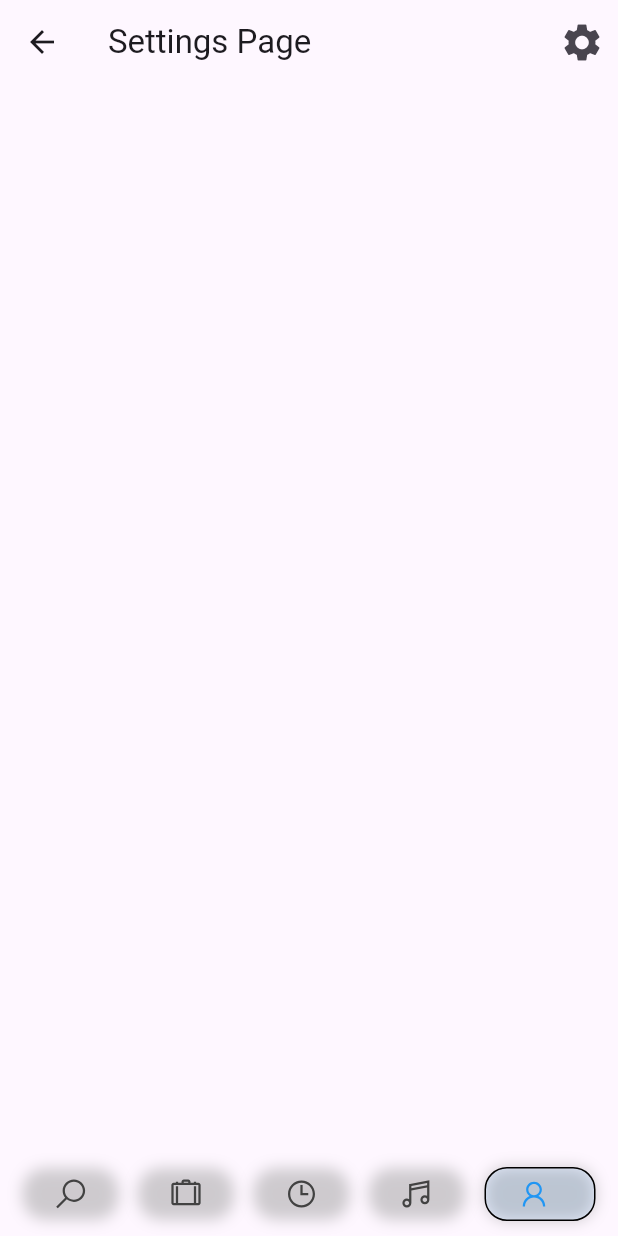
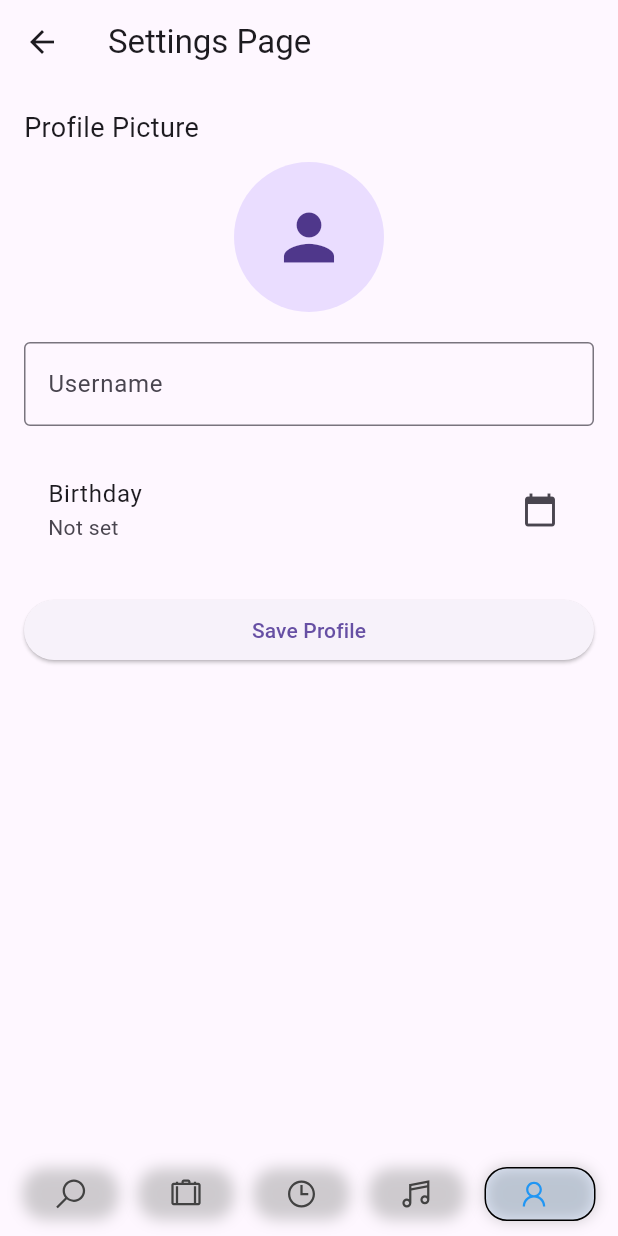
Before and after one commit to zpand26/Final_Project_SE-24, a Flutter app: the NavBar screen opened by its route, item 5 of the bottom bar chosen, on a phone screen of 412 x 824 dp. Run offline on Flutter 3.47's test engine with Material 3 defaults, Android fonts, the phone set to English and light mode, and no system bars; drawn by our look-alikes of google_nav_bar; our stand-ins replace cloud_firestore, csv, firebase_auth, firebase_core, google_sign_in, line_icons; missing offline and left inert: search_app_bar_page; accounts and stored records are empty.

Commit message:
added profile page, haven't implemented firebase yet

```diff
--- a/lib/models/settings_page_model.dart
+++ b/lib/models/settings_page_model.dart
@@ -0,0 +1,31 @@
+class SettingsPageModel {
+  String? username;
+  DateTime? birthday;
+  String? profilePictureUrl;
+
+  SettingsPageModel({
+    this.username,
+    this.birthday,
+    this.profilePictureUrl,
+  });
+
+  // Method to save user data (could be connected to Firebase Firestore in the future)
+  Map<String, dynamic> toMap() {
+    return {
+      'username': username,
+      'birthday': birthday?.toIso8601String(),
+      'profilePictureUrl': profilePictureUrl,
+    };
+  }
+
+  // Method to load user data from a map (useful for Firebase integration)
+  factory SettingsPageModel.fromMap(Map<String, dynamic> map) {
+    return SettingsPageModel(
+      username: map['username'] as String?,
+      birthday: map['birthday'] != null
+          ? DateTime.parse(map['birthday'])
+          : null,
+      profilePictureUrl: map['profilePictureUrl'] as String?,
+    );
+  }
+}
--- a/lib/presenters/settings_page_presenter.dart
+++ b/lib/presenters/settings_page_presenter.dart
@@ -0,0 +1,26 @@
+import '../models/settings_page_model.dart';
+
+class SettingsPagePresenter {
+  final SettingsPageModel model;
+
+  SettingsPagePresenter(this.model);
+
+  // Methods to update user details
+  void updateUsername(String newUsername) {
+    model.username = newUsername;
+  }
+
+  void updateBirthday(DateTime newBirthday) {
+    model.birthday = newBirthday;
+  }
+
+  void updateProfilePicture(String newUrl) {
+    model.profilePictureUrl = newUrl;
+  }
+
+  // Method to save the model data (placeholder for Firebase/Firestore logic)
+  void saveData() {
+    // Implement Firebase or local storage save logic here
+    print('Data saved: ${model.toMap()}');
+  }
+}
--- a/lib/views/nav_bar.dart
+++ b/lib/views/nav_bar.dart
@@ -1,24 +1,27 @@
 import 'package:flutter/material.dart';
 import 'package:google_nav_bar/google_nav_bar.dart';
 import 'package:line_icons/line_icons.dart';
-import 'package:northstars_final/views/search_view.dart';
-import 'settings_page_view.dart';
+import '../views/search_view.dart';
+import '../views/settings_page_view.dart';
+import '../models/settings_page_model.dart';
+import '../presenters/settings_page_presenter.dart';
 import '../presenters/theme_presenter.dart';
-//import '../presenters/search_presenter.dart';
-//import 'search_view.dart';
+import '../presenters/search_presenter.dart';
+import '../presenters/job_search_presenter.dart';
 import 'package:firebase_auth/firebase_auth.dart';
 import 'auth_page_view.dart';
-import '../presenters/search_presenter.dart';
-import '../presenters/job_search_presenter.dart';
-
 
 class NavBar extends StatefulWidget {
   final ThemePresenter themePresenter;
-  // final SearchPresenter searchPresenter;
   final SearchPresenter searchPresenter;
   final JobSearchPresenter jobSearchPresenter;
 
-  const NavBar({super.key, required this.themePresenter, required this.searchPresenter,required this.jobSearchPresenter, });
+  const NavBar({
+    super.key,
+    required this.themePresenter,
+    required this.searchPresenter,
+    required this.jobSearchPresenter,
+  });
 
   @override
   _NavBarState createState() => _NavBarState();
@@ -27,6 +30,10 @@ class NavBar extends StatefulWidget {
 class _NavBarState extends State<NavBar> {
   int _selectedIndex = 0;
 
+  // Initialize the SettingsPagePresenter
+  final SettingsPagePresenter _settingsPagePresenter =
+  SettingsPagePresenter(SettingsPageModel());
+
   // Define the pages for each tab
   List<Widget> _buildPages() {
     return [
@@ -34,11 +41,10 @@ class _NavBarState extends State<NavBar> {
         searchPresenter: widget.searchPresenter,
         jobSearchPresenter: widget.jobSearchPresenter,
       ),
-      //Center(child: Text('Search Page', style: TextStyle(fontSize: 24))),
       Center(child: Text('Business Page', style: TextStyle(fontSize: 24))),
       Center(child: Text('Alerts Page', style: TextStyle(fontSize: 24))),
       Center(child: Text('Music Page', style: TextStyle(fontSize: 24))),
-      SettingsPageView(themePresenter: widget.themePresenter),
+      SettingsPageView(presenter: _settingsPagePresenter,), // Pass SettingsPagePresenter here
     ];
   }
 
--- a/lib/views/settings_page_view.dart
+++ b/lib/views/settings_page_view.dart
@@ -1,115 +1,105 @@
 import 'package:flutter/material.dart';
-import 'package:firebase_auth/firebase_auth.dart';
-import '../presenters/theme_presenter.dart';
-import 'auth_page_view.dart';
+import '../models/settings_page_model.dart';
+import '../presenters/settings_page_presenter.dart';
 
 class SettingsPageView extends StatefulWidget {
-  final ThemePresenter themePresenter;
+  final SettingsPagePresenter presenter;
 
-  const SettingsPageView({super.key, required this.themePresenter});
+  const SettingsPageView({super.key, required this.presenter});
 
   @override
   _SettingsPageViewState createState() => _SettingsPageViewState();
 }
 
 class _SettingsPageViewState extends State<SettingsPageView> {
-  final GlobalKey<ScaffoldState> _scaffoldKey = GlobalKey<ScaffoldState>();
+  final TextEditingController _usernameController = TextEditingController();
+  DateTime? _selectedBirthday;
 
-  // logout function
-  void _logout() async {
-    await FirebaseAuth.instance.signOut();
-    Navigator.pushAndRemoveUntil(
-      context,
-      MaterialPageRoute(builder: (context) => const AuthPage()), // Navigate to AuthPage
-          (route) => false,
+  @override
+  void initState() {
+    super.initState();
+    // Initialize controller with the current username
+    _usernameController.text = widget.presenter.model.username ?? '';
+    _selectedBirthday = widget.presenter.model.birthday;
+  }
+
+  Future<void> _pickBirthday() async {
+    final DateTime? picked = await showDatePicker(
+      context: context,
+      initialDate: _selectedBirthday ?? DateTime.now(),
+      firstDate: DateTime(1900),
+      lastDate: DateTime(2100),
+    );
+    if (picked != null && picked != _selectedBirthday) {
+      setState(() {
+        _selectedBirthday = picked;
+        widget.presenter.updateBirthday(picked);
+      });
+    }
+  }
+
+  void _saveProfile() {
+    widget.presenter.updateUsername(_usernameController.text);
+    widget.presenter.saveData();
+    ScaffoldMessenger.of(context).showSnackBar(
+      const SnackBar(content: Text('Profile updated!')),
     );
   }
 
   @override
   Widget build(BuildContext context) {
     return Scaffold(
-      key: _scaffoldKey, // Assign the key to the Scaffold
       appBar: AppBar(
         title: const Text('Settings Page'),
-        actions: [
-          IconButton(
-            icon: const Icon(Icons.settings, size: 30),
-            onPressed: () {
-              _scaffoldKey.currentState?.openEndDrawer(); // Use the key to open the drawer
-            },
-          ),
-        ],
       ),
-      endDrawer: Drawer(
+      body: Padding(
+        padding: const EdgeInsets.all(16.0),
         child: ListView(
-          padding: EdgeInsets.zero,
           children: [
-            DrawerHeader(
-              decoration: BoxDecoration(
-                color: Theme.of(context).primaryColor,
-              ),
-              child: const Text(
-                'Appearance Settings',
-                style: TextStyle(color: Colors.white, fontSize: 20),
+            const Text('Profile Picture', style: TextStyle(fontSize: 18)),
+            const SizedBox(height: 10),
+            GestureDetector(
+              onTap: () {
+                // Add profile picture selection logic here
+                widget.presenter.updateProfilePicture('newPictureUrl');
+              },
+              child: CircleAvatar(
+                radius: 50,
+                backgroundImage: widget.presenter.model.profilePictureUrl != null
+                    ? NetworkImage(widget.presenter.model.profilePictureUrl!)
+                    : null,
+                child: widget.presenter.model.profilePictureUrl == null
+                    ? const Icon(Icons.person, size: 50)
+                    : null,
               ),
             ),
-            // Dark mode switch
-            ListTile(
-              title: const Text('Dark Mode'),
-              trailing: Switch(
-                value: widget.themePresenter.isDarkMode,
-                onChanged: (isDark) {
-                  widget.themePresenter.toggleTheme(isDark); // Update theme
-                  setState(() {}); // Rebuild for immediate effect
-                },
+            const SizedBox(height: 20),
+            TextField(
+              controller: _usernameController,
+              decoration: const InputDecoration(
+                labelText: 'Username',
+                border: OutlineInputBorder(),
               ),
             ),
-            // Logout button
-
-            const SizedBox(height:20), //vertical space
-
+            const SizedBox(height: 20),
             ListTile(
-              title: const Text('Logout'),
-              leading: const Icon(Icons.logout, color: Colors.red),
-              onTap: _logout, // Call logout function
+              title: const Text('Birthday'),
+              subtitle: Text(
+                _selectedBirthday != null
+                    ? '${_selectedBirthday!.year}-${_selectedBirthday!.month}-${_selectedBirthday!.day}'
+                    : 'Not set',
+              ),
+              trailing: const Icon(Icons.calendar_today),
+              onTap: _pickBirthday,
             ),
-            const Divider(), // Adds a divider for clarity
-            ListTile(
-              title: const Text('Credits'),
-              onTap: () {
-                // You can show a dialog or navigate to a new screen for credits
-                showDialog(
-                  context: context,
-                  builder: (BuildContext context) {
-                    return AlertDialog(
-                      title: const Text('Data Sources & Credits'),
-                      content: const Text(
-                        'This app uses the following data sets:\n\n'
-                            '1. Software Engineer Jobs & Salaries 2024 by Emre Öksüz, on Kaggle\n'
-                            '\n'
-                            '2. Jobs and Salaries in Data Science by Hummaam Qaasim on Kaggle\n'
-                            '\n'
-                            '\n'
-                            'Thank you to all the contributors!',
-                        style: TextStyle(fontSize: 14),
-                      ),
-                      actions: <Widget>[
-                        TextButton(
-                          onPressed: () {
-                            Navigator.of(context).pop();
-                          },
-                          child: const Text('Close'),
-                        ),
-                      ],
-                    );
-                  },
-                );
-              },
+            const SizedBox(height: 20),
+            ElevatedButton(
+              onPressed: _saveProfile,
+              child: const Text('Save Profile'),
             ),
           ],
         ),
       ),
-      body: const SizedBox.shrink(), // Empty content
     );
   }
 }
```
Also changed, not shown: lib/main.dart (+7 -4 lines).
